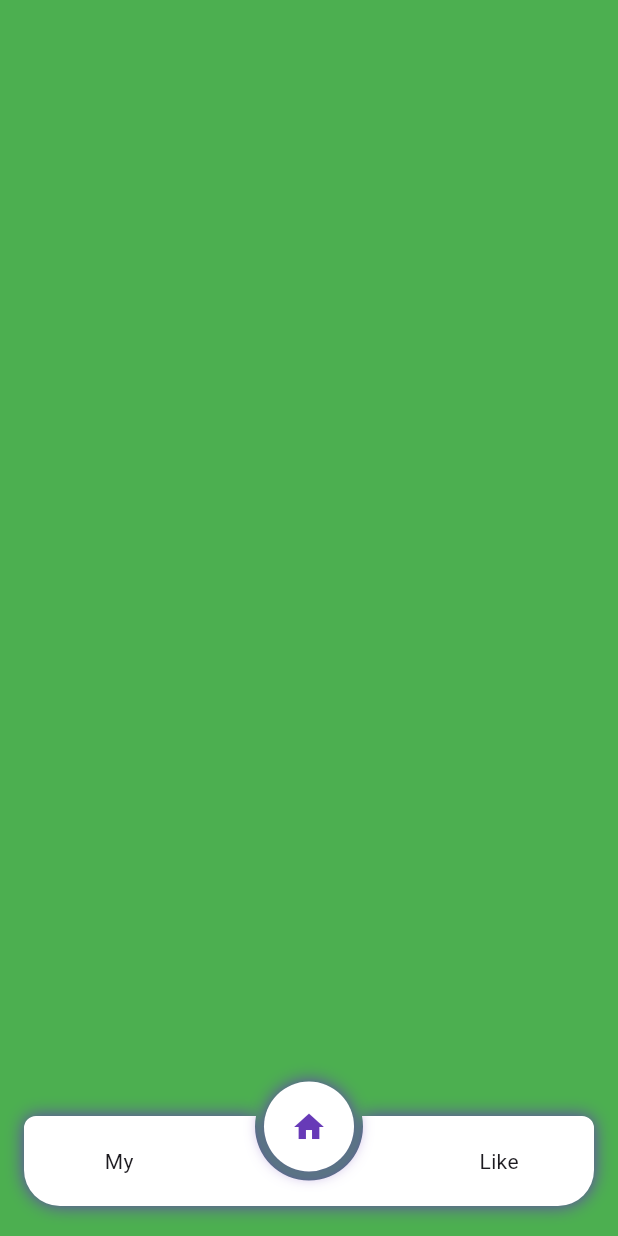
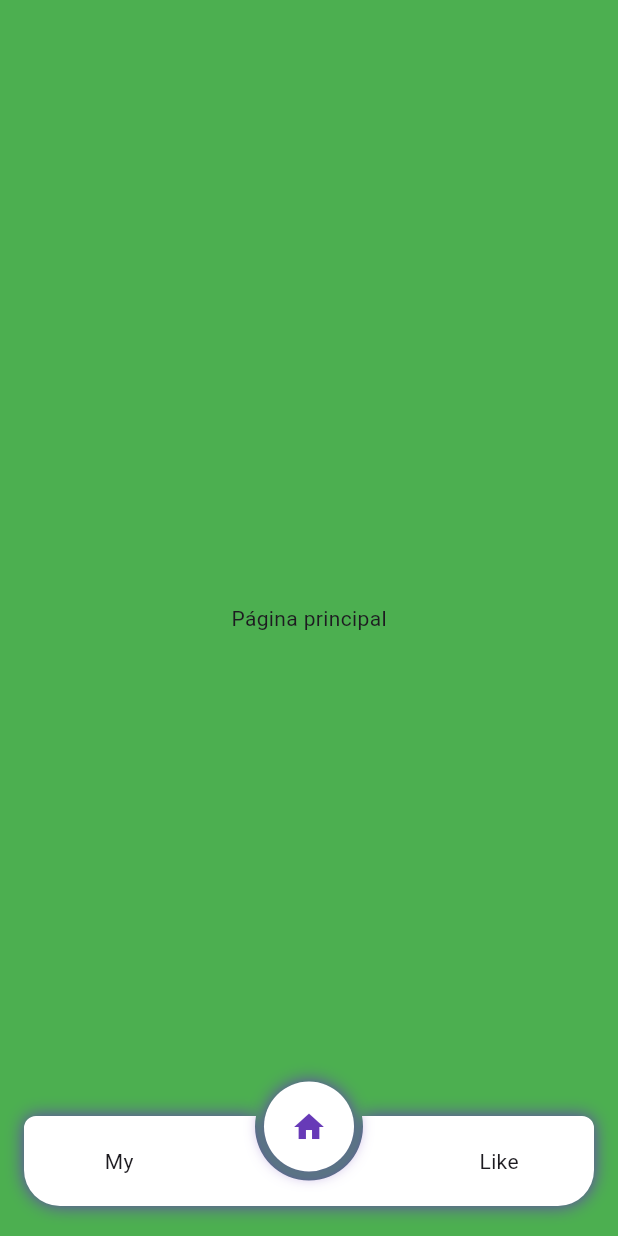
Before and after one commit to Joao-Victor62/tour-trove, a Flutter app: the screen it shows after launch, on a phone screen of 412 x 824 dp. Run offline on Flutter 3.47's test engine with Material 3 defaults, Android fonts, the phone set to English and light mode, and no system bars; drawn by our look-alikes of circle_nav_bar.

Commit message:
text para cada pagina

```diff
--- a/tour_trove/lib/main.dart
+++ b/tour_trove/lib/main.dart
@@ -85,18 +85,24 @@
           tabIndex = v;
         },
         children: [
-          Container( //pagina de cadastro de museus e exposicoes
+          Container(
               width: double.infinity,
               height: double.infinity,
-              color: Colors.red),
-          Container( //pagina principal
+              color: Colors.red,
+              child: Center(child: Text("Página cadastro de museus e exposições")),
+          ),
+          Container(
               width: double.infinity,
               height: double.infinity,
-              color: Colors.green),
-          Container( //pagina do usuario
+              color: Colors.green,
+              child: Center(child: Text("Página principal")),
+          ),
+          Container(
               width: double.infinity,
               height: double.infinity,
-              color: Colors.blue),
+              color: Colors.blue,
+              child: Center(child: Text("Página do usuario")),
+          ),
         ],
       ),
     );
```
